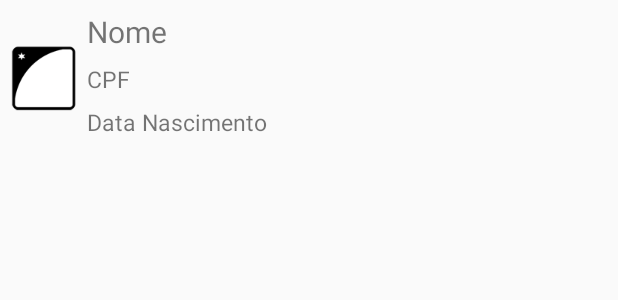
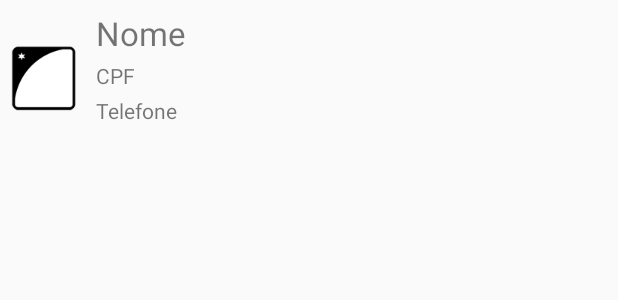
Before and after one commit to firminofl/CamilaSalesAdvocacia, an Android app: the layout lista_resumida_pessoa_fisica.xml on its own in the app's theme, with its tools: preview values and no code run, on a phone screen of 412 x 824 dp. Shown: the top 300 px of the screen. Run offline under Robolectric (Android 15) with nearby library versions, the phone set to English and light mode, and no system bars.

Commit message:
Pessoa fisica funcionando perfeitamente no Fragment como deve ser e aparecendo as informações iniciais: Nome, CPF e telefone
Signed-off-by: Filipe Firmino <filipefirmino@gec.inatel.br>

```diff
--- a/app/src/main/java/camilasales/camilasalesadvocacia/control/adapter/PessoaFisicaAdapter.java
+++ b/app/src/main/java/camilasales/camilasalesadvocacia/control/adapter/PessoaFisicaAdapter.java
@@ -49,7 +49,7 @@ public class PessoaFisicaAdapter extends ArrayAdapter<PessoaFisica> {
         ImageView ivGeneroSexual = (ImageView) viewRS.findViewById(R.id.ivListaResumida);
         TextView txtViewNome = (TextView) viewRS.findViewById(R.id.txtViewNomeLR);
         TextView txtViewCpf = (TextView) viewRS.findViewById(R.id.txtViewCpfLR);
-        TextView txtViewDataNasc = (TextView) viewRS.findViewById(R.id.txtViewDataNascLR);
+        TextView txtViewTelefone = (TextView) viewRS.findViewById(R.id.txtViewTelefoneLR);
 
         PessoaFisica pessoaFisica2 = pessoaFísica.get(position);
 
@@ -60,7 +60,7 @@ public class PessoaFisicaAdapter extends ArrayAdapter<PessoaFisica> {
         }
         txtViewNome.setText(pessoaFisica2.getNome());//Nome da pessoa fisica
         txtViewCpf.setText(pessoaFisica2.getCpf());//Cpf da pessoa fisica
-        txtViewDataNasc.setText(pessoaFisica2.getData_nasc());//Data Nascimento da pessoa fisica
+        txtViewTelefone.setText(pessoaFisica2.getTelefone());//Data Nascimento da pessoa fisica
     }
 
     private void instanciaESetaOsValoresCompletos(View view, int position) {
--- a/app/src/main/res/layout/lista_resumida_pessoa_fisica.xml
+++ b/app/src/main/res/layout/lista_resumida_pessoa_fisica.xml
@@ -11,7 +11,7 @@
         android:layout_gravity="center"
         android:layout_marginBottom="4dp"
         android:layout_marginLeft="4dp"
-        android:layout_marginRight="4dp"
+        android:layout_marginRight="10dp"
         android:layout_marginTop="6dp"
         android:scaleType="center"
         android:src="@drawable/ic_launcher" />
@@ -27,22 +27,22 @@
             android:layout_height="wrap_content"
             android:layout_marginTop="7dp"
             android:text="Nome"
-            android:textSize="20sp" />
+            android:textSize="22sp" />
 
         <TextView
             android:id="@+id/txtViewCpfLR"
             android:layout_width="match_parent"
             android:layout_height="wrap_content"
-            android:layout_marginTop="7dp"
+            android:layout_marginTop="4dp"
             android:text="CPF"
-            android:textSize="15sp" />
+            android:textSize="14sp" />
 
         <TextView
-            android:id="@+id/txtViewDataNascLR"
+            android:id="@+id/txtViewTelefoneLR"
             android:layout_width="match_parent"
             android:layout_height="wrap_content"
-            android:layout_marginTop="7dp"
-            android:text="Data Nascimento"
-            android:textSize="15sp" />
+            android:layout_marginTop="4dp"
+            android:text="Telefone"
+            android:textSize="14sp" />
     </LinearLayout>
 </LinearLayout>
```
